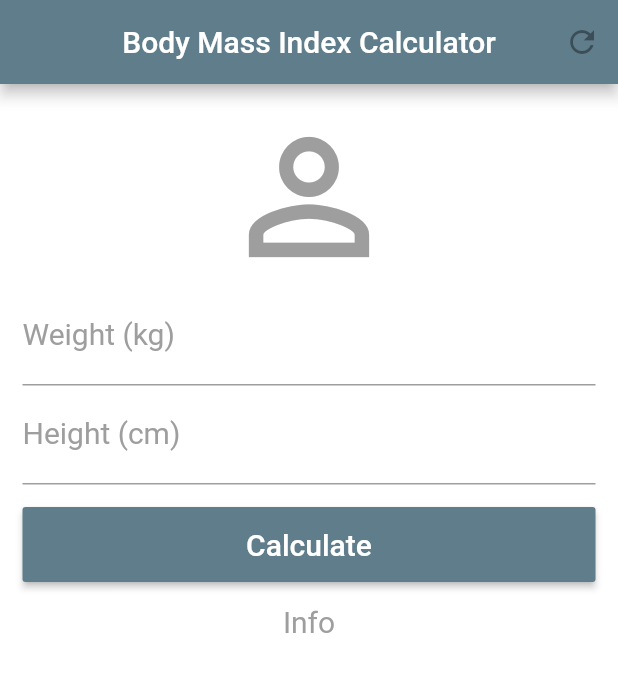
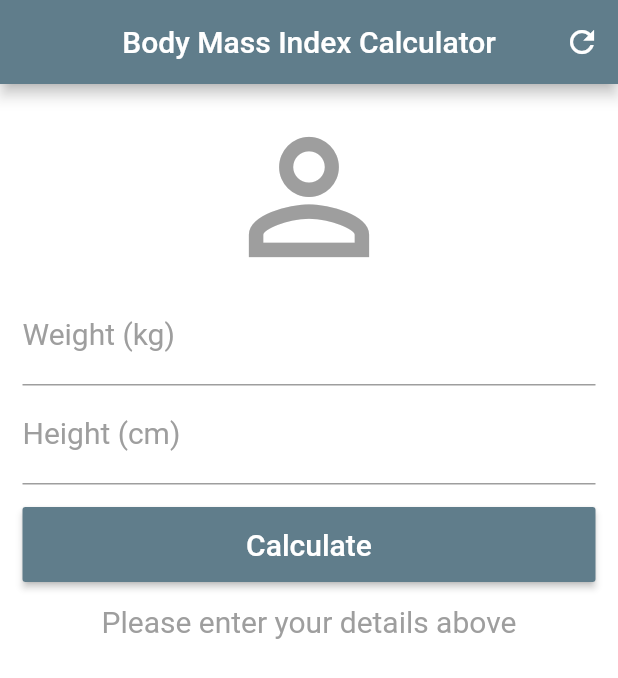
Before and after one commit to AleBark/Body-Mass-Index-Calculator, a Flutter app: the screen it shows after launch, after a tap on "Calculate", on a phone screen of 412 x 824 dp. Shown: the top 678 px of the screen. Run offline on Flutter 3.47's test engine with Material 2 defaults, Android fonts, the phone set to English and light mode, and no system bars.

Commit message:
functions to calculate and reset fields

```diff
--- a/lib/main.dart
+++ b/lib/main.dart
@@ -12,6 +12,36 @@ class Home extends StatefulWidget {
 }
 
 class _HomeState extends State<Home> {
+  TextEditingController weightController = TextEditingController();
+  TextEditingController heightController = TextEditingController();
+  String _infoText = 'Please enter your details above';
+
+  void _resetFields() {
+    weightController.text = "";
+    heightController.text = "";
+    setState(() {
+      _infoText = 'Please enter your details above';
+    });
+  }
+
+  void _calculate() {
+    setState(() {
+      double weight = double.parse(weightController.text);
+      double height = double.parse(heightController.text) / 100;
+      double bmi = weight / (height * height);
+
+      if (bmi < 18.5) {
+        _infoText = "Underweight (${bmi.toStringAsPrecision(3)})";
+      } else if (bmi >= 18.5 && bmi < 24.9) {
+        _infoText = "Normal weight (${bmi.toStringAsPrecision(3)})";
+      } else if (bmi >= 24.9 && bmi < 29.9) {
+        _infoText = "Overweight (${bmi.toStringAsPrecision(3)})";
+      } else if (bmi >= 29.9) {
+        _infoText = "Obesity (${bmi.toStringAsPrecision(3)})";
+      }
+    });
+  }
+
   @override
   Widget build(BuildContext context) {
     return Scaffold(
@@ -20,13 +50,13 @@ class _HomeState extends State<Home> {
         centerTitle: true,
         backgroundColor: Colors.blueGrey,
         actions: <Widget>[
-          IconButton(icon: Icon(Icons.refresh), onPressed: null)
+          IconButton(icon: Icon(Icons.refresh), onPressed: _resetFields)
         ],
       ),
       backgroundColor: Colors.white,
       body: SingleChildScrollView(
         padding: EdgeInsets.fromLTRB(15, 15, 15, 0),
-        child:  Column(
+        child: Column(
           crossAxisAlignment: CrossAxisAlignment.stretch,
           children: <Widget>[
             Icon(Icons.person_outline, size: 120, color: Colors.grey),
@@ -37,6 +67,7 @@ class _HomeState extends State<Home> {
                   labelStyle: TextStyle(color: Colors.grey)),
               textAlign: TextAlign.center,
               style: TextStyle(color: Colors.grey, fontSize: 20.0),
+              controller: weightController,
             ),
             TextField(
               keyboardType: TextInputType.number,
@@ -45,13 +76,14 @@ class _HomeState extends State<Home> {
                   labelStyle: TextStyle(color: Colors.grey)),
               textAlign: TextAlign.center,
               style: TextStyle(color: Colors.grey, fontSize: 20.0),
+              controller: heightController,
             ),
             Padding(
-              padding: EdgeInsets.only(top: 15.0 , bottom: 15.0),
+              padding: EdgeInsets.only(top: 15.0, bottom: 15.0),
               child: Container(
                 height: 50.0,
                 child: RaisedButton(
-                  onPressed: () {},
+                  onPressed: _calculate,
                   child: Text(
                     'Calculate',
                     style: TextStyle(color: Colors.white, fontSize: 20.0),
@@ -61,7 +93,7 @@ class _HomeState extends State<Home> {
               ),
             ),
             Text(
-              "Info",
+              _infoText,
               textAlign: TextAlign.center,
               style: TextStyle(color: Colors.grey, fontSize: 20.0),
             )
```
